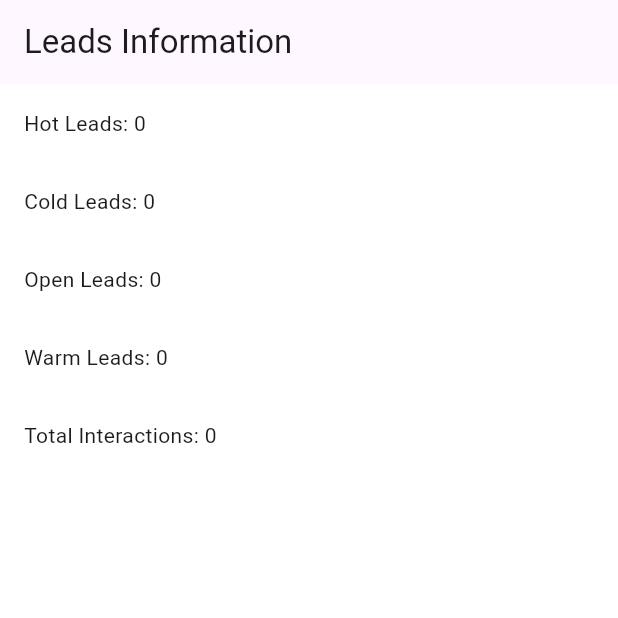
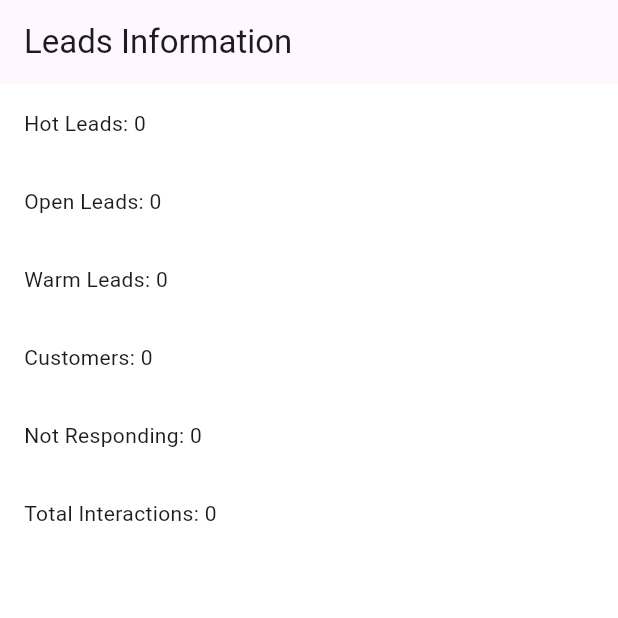
Before and after one commit to CalebVoila/VoilaCall, a Flutter app: the LeadsInformationPage screen opened directly, on a phone screen of 412 x 824 dp, the top half of it. Run offline on Flutter 3.47's test engine with Material 3 defaults, Android fonts, the phone set to English and light mode, and no system bars; our stand-ins replace pie_chart, shared_preferences, sqflite; missing offline and left inert: call_log, flutter_phone_direct_caller; accounts and stored records are empty.

Commit message:
comment and lead count

```diff
--- a/lib/screens/leads_information_page.dart
+++ b/lib/screens/leads_information_page.dart
@@ -7,25 +7,19 @@ class LeadsInformationPage extends StatefulWidget {
 }
 
 class _LeadsInformationPageState extends State<LeadsInformationPage> {
-  int _hotLeadsCount = 0;
-  int _coldLeadsCount = 0;
-  int _openLeadsCount = 0;
-  int _warmLeadsCount = 0;
+  Map<String, int> _leadCounts = {};
   int _totalInteractions = 0;
 
   @override
   void initState() {
     super.initState();
-    _fetchLeadsCount();
+    _fetchLeadCounts();
   }
 
-  Future<void> _fetchLeadsCount() async {
+  Future<void> _fetchLeadCounts() async {
     try {
       // Fetch lead counts for different types
-      _hotLeadsCount = await DatabaseHelper.getLeadCount('hot');
-      _coldLeadsCount = await DatabaseHelper.getLeadCount('cold');
-      _openLeadsCount = await DatabaseHelper.getLeadCount('open');
-      _warmLeadsCount = await DatabaseHelper.getLeadCount('warm');
+      _leadCounts = await DatabaseHelper.getLeadCounts();
 
       // Fetch total interactions count
       _totalInteractions = await DatabaseHelper.getTotalInteractionsCount();
@@ -47,10 +41,11 @@ class _LeadsInformationPageState extends State<LeadsInformationPage> {
       body: Column(
         crossAxisAlignment: CrossAxisAlignment.stretch,
         children: [
-          _buildLeadTile('Hot Leads', _hotLeadsCount),
-          _buildLeadTile('Cold Leads', _coldLeadsCount),
-          _buildLeadTile('Open Leads', _openLeadsCount),
-          _buildLeadTile('Warm Leads', _warmLeadsCount),
+          _buildLeadTile('Hot Leads', _leadCounts['hot_leads'] ?? 0),
+          _buildLeadTile('Open Leads', _leadCounts['open_leads'] ?? 0),
+          _buildLeadTile('Warm Leads', _leadCounts['warm_leads'] ?? 0),
+          _buildLeadTile('Customers', _leadCounts['customers'] ?? 0),
+          _buildLeadTile('Not Responding', _leadCounts['not_responding'] ?? 0),
           _buildLeadTile('Total Interactions', _totalInteractions),
         ],
       ),
--- a/lib/widgets/database_helper.dart
+++ b/lib/widgets/database_helper.dart
@@ -2,6 +2,7 @@ import 'dart:async';
 import 'package:flutter/material.dart';
 import 'package:sqflite/sqflite.dart';
 import 'package:path/path.dart';
+import 'package:call_log/call_log.dart';
 
 class DatabaseHelper {
   static Database? _database;
@@ -35,7 +36,8 @@ class DatabaseHelper {
             duration_seconds INTEGER,
             caller_name TEXT,
             created_at TEXT,
-            updated_at TEXT
+            updated_at TEXT,
+            call_comment TEXT
           )''',
         );
 
@@ -65,19 +67,38 @@ class DatabaseHelper {
       'caller_name': interaction['caller_name'],
       'created_at': DateTime.now().toIso8601String(),
       'updated_at': DateTime.now().toIso8601String(),
+      'data': interaction['data'] ?? '',
     };
 
     final Database db = await database;
     await db.insert(interactionsTableName, interactionWithSeconds);
   }
 
-  static Future<int> getLeadCount(String leadType) async {
+  static Future<Map<String, int>> getLeadCounts() async {
     final Database db = await database;
     final List<Map<String, dynamic>> result = await db.rawQuery(
-      '''SELECT COUNT(*) as count FROM $leadsTableName WHERE lead_type = ?''',
-      [leadType],
+      '''
+      SELECT
+        SUM(CASE WHEN status = 'hot lead' THEN 1 ELSE 0 END) AS hot_leads,
+        SUM(CASE WHEN status = 'open lead' THEN 1 ELSE 0 END) AS open_leads,
+        SUM(CASE WHEN status = 'warm lead' THEN 1 ELSE 0 END) AS warm_leads,
+        SUM(CASE WHEN status = 'customer' THEN 1 ELSE 0 END) AS customers,
+        SUM(CASE WHEN status = 'not responding' THEN 1 ELSE 0 END) AS not_responding
+      FROM $interactionsTableName
+      ''',
     );
-    return result.isNotEmpty ? result.first['count'] as int : 0;
+
+    if (result.isNotEmpty) {
+      return {
+        'hot_leads': result.first['hot_leads'] as int,
+        'open_leads': result.first['open_leads'] as int,
+        'warm_leads': result.first['warm_leads'] as int,
+        'customers': result.first['customers'] as int,
+        'not_responding': result.first['not_responding'] as int,
+      };
+    } else {
+      return {};
+    }
   }
 
   static Future<int> getTotalInteractionsCount() async {
@@ -87,6 +108,27 @@ class DatabaseHelper {
     );
     return result.isNotEmpty ? result.first['count'] as int : 0;
   }
+  static Future<String> getCallComment(int interactionId) async {
+    final Database db = await database;
+    final List<Map<String, dynamic>> result = await db.query(
+      interactionsTableName,
+      where: 'id = ?',
+      whereArgs: [interactionId],
+    );
+
+    return result.isNotEmpty ? result.first['data'] as String : '';
+  }
+
+  static Future<void> updateCallComment(int interactionId, String comment) async {
+    final Database db = await database;
+    await db.update(
+      interactionsTableName,
+      {'data': comment},
+      where: 'id = ?',
+      whereArgs: [interactionId],
+    );
+  }
+
 
   static fetchCallerInfoFromAPI(String phoneNumber) {}
 }
@@ -101,21 +143,29 @@ class _LeadsInformationPageState extends State<LeadsInformationPage> {
   int _coldLeadsCount = 0;
   int _openLeadsCount = 0;
   int _warmLeadsCount = 0;
+  int _customersCount = 0;
+  int _notRespondingCount = 0;
   int _totalInteractions = 0;
+
+  String _callComment = '';
 
   @override
   void initState() {
     super.initState();
-    _fetchLeadsCount();
+    _fetchLeadCounts();
   }
 
-  Future<void> _fetchLeadsCount() async {
+  Future<void> _fetchLeadCounts() async {
     try {
-      _hotLeadsCount = await DatabaseHelper.getLeadCount('hot');
-      _coldLeadsCount = await DatabaseHelper.getLeadCount('cold');
-      _openLeadsCount = await DatabaseHelper.getLeadCount('open');
-      _warmLeadsCount = await DatabaseHelper.getLeadCount('warm');
+      final leadCounts = await DatabaseHelper.getLeadCounts();
+      _hotLeadsCount = leadCounts['hot_leads'] ?? 0;
+      _openLeadsCount = leadCounts['open_leads'] ?? 0;
+      _warmLeadsCount = leadCounts['warm_leads'] ?? 0;
+      _customersCount = leadCounts['customers'] ?? 0;
+      _notRespondingCount = leadCounts['not_responding'] ?? 0;
+
       _totalInteractions = await DatabaseHelper.getTotalInteractionsCount();
+      _callComment = await DatabaseHelper.getCallComment(1); // Replace 1 with the actual interaction ID
       setState(() {});
     } catch (e) {
       print('Error fetching leads count: $e');
@@ -133,10 +183,12 @@ class _LeadsInformationPageState extends State<LeadsInformationPage> {
         crossAxisAlignment: CrossAxisAlignment.stretch,
         children: [
           _buildLeadTile('Hot Leads', _hotLeadsCount),
-          _buildLeadTile('Cold Leads', _coldLeadsCount),
           _buildLeadTile('Open Leads', _openLeadsCount),
           _buildLeadTile('Warm Leads', _warmLeadsCount),
+          _buildLeadTile('Customers', _customersCount),
+          _buildLeadTile('Not Responding', _notRespondingCount),
           _buildLeadTile('Total Interactions', _totalInteractions),
+          _buildCallCommentWidget(),
         ],
       ),
     );
@@ -148,4 +200,35 @@ class _LeadsInformationPageState extends State<LeadsInformationPage> {
       child: Text('$title: $count'),
     );
   }
+  Widget _buildCallCommentWidget() {
+    return Padding(
+      padding: EdgeInsets.all(16.0),
+      child: Column(
+        crossAxisAlignment: CrossAxisAlignment.start,
+        children: [
+          Text('Call Comment:'),
+          SizedBox(height: 8.0),
+          TextField(
+            onChanged: (value) {
+              setState(() {
+                _callComment = value;
+              });
+            },
+            decoration: InputDecoration(
+              hintText: 'Enter call comment',
+              border: OutlineInputBorder(),
+            ),
+          ),
+          SizedBox(height: 8.0),
+          Text('Current comment: $_callComment'),
+          ElevatedButton(
+            onPressed: () {
+              DatabaseHelper.updateCallComment(1, _callComment); // Replace 1 with the actual interaction ID
+            },
+            child: Text('Save Comment'),
+          ),
+        ],
+      ),
+    );
+  }
 }
```
Also changed, not shown: lib/screens/voila_call_screen.dart (+20 -2 lines), lib/screens/statistics_page.dart (indentation only), pubspec.lock.
